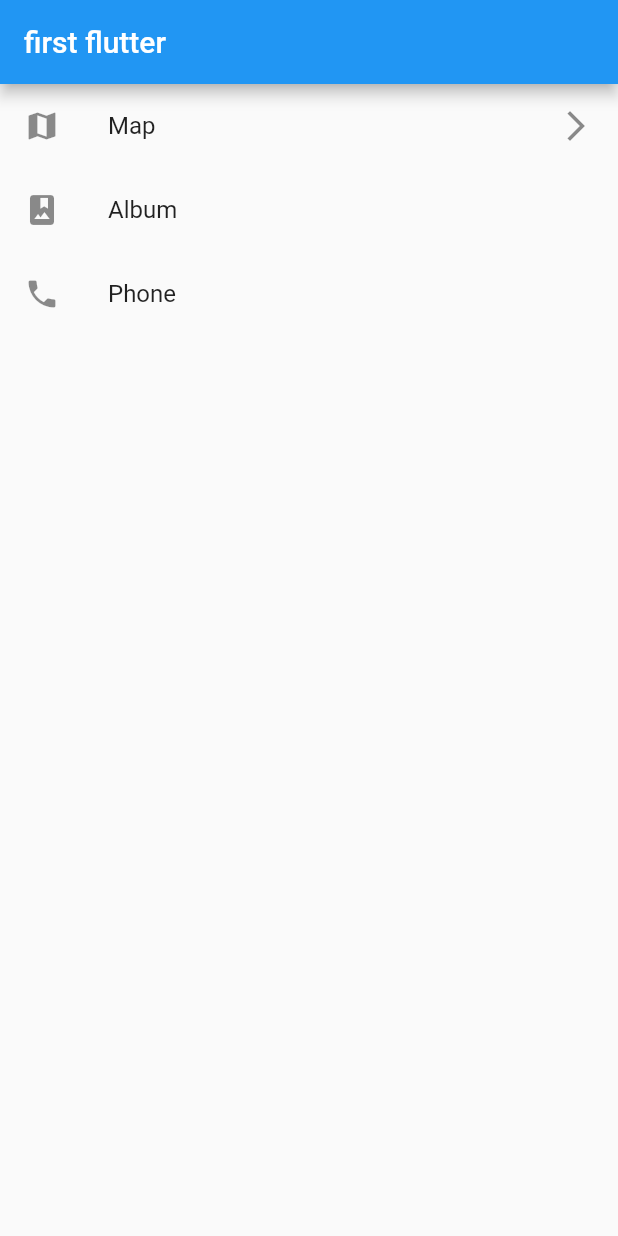
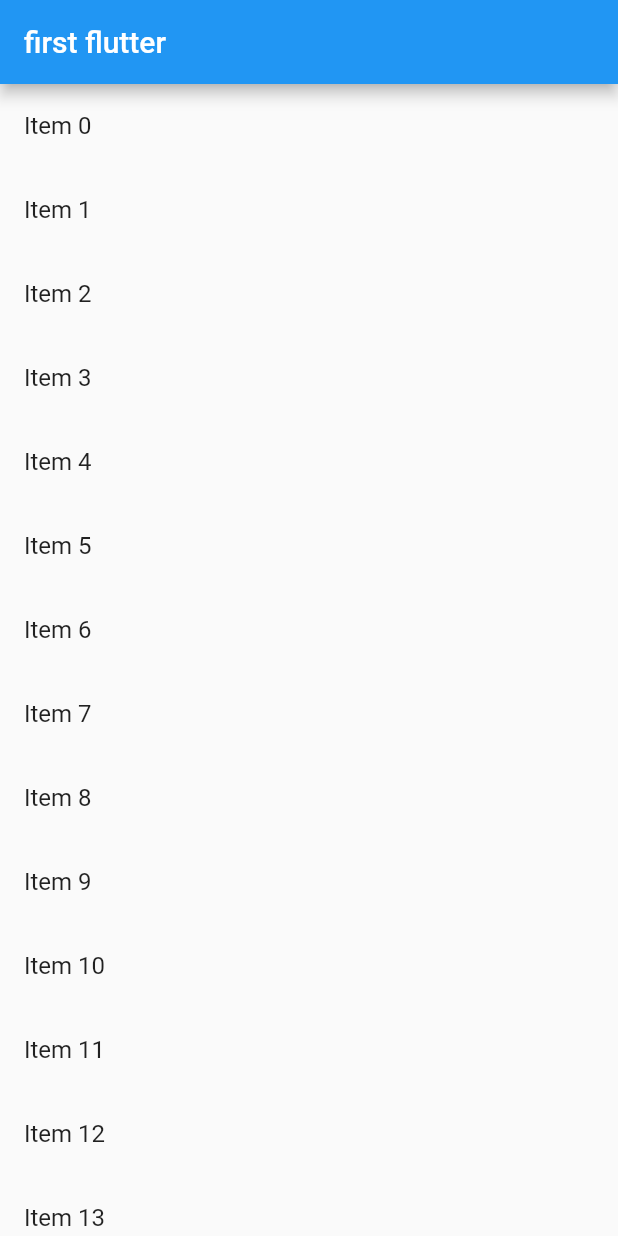
Before and after one commit to 11miyassie/first_flutter_app, a Flutter app: the screen it shows after launch, on a phone screen of 412 x 824 dp. Run offline on Flutter 3.47's test engine with Material 2 defaults, Android fonts, the phone set to English and light mode, and no system bars.

Commit message:
配列とList.generate

```diff
--- a/lib/main.dart
+++ b/lib/main.dart
@@ -30,6 +30,8 @@ class MyHomePage extends StatefulWidget {
 }
 
 class _MyHomePageState extends State<MyHomePage> {
+  final items = List.generate(100, (i) => "Item $i");
+
   @override
   Widget build(BuildContext context) {
     return Scaffold(
@@ -38,29 +40,14 @@ class _MyHomePageState extends State<MyHomePage> {
       ),
       body: Container(
         width: double.infinity,
-        child: ListView(
-          children: <Widget>[
-            ListTile(
-              leading: Icon(Icons.map),
-              title: Text('Map'),
-              trailing: Icon(Icons.arrow_forward_ios),
-              onTap: (){
-                Navigator.push(
-                  context,
-                  MaterialPageRoute(builder: (context) => NextPage('次にきた')),
-                );
-              },
-            ),
-            ListTile(
-              leading: Icon(Icons.photo_album),
-              title: Text('Album'),
-            ),
-            ListTile(
-              leading: Icon(Icons.phone),
-              title: Text('Phone'),
-            ),
-          ],
-        ),
+        child: ListView.builder(
+          itemCount: items.length,
+          itemBuilder: (context, index) {
+            return ListTile(
+              title: Text('${items[index]}'),
+            );
+          },
+        )
       ),
     );
   }
```
Also changed, not shown: 1 other file.
